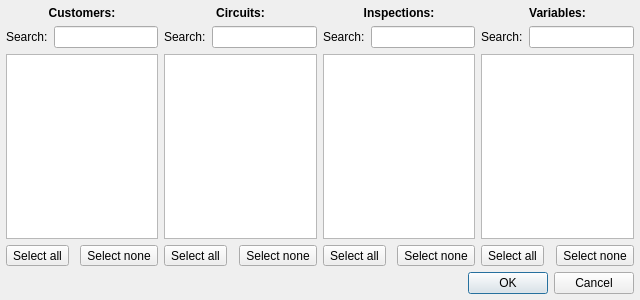
Before: the Qt Designer form import_dialogue.ui in szchkt/leaklog, drawn with Qt 5.
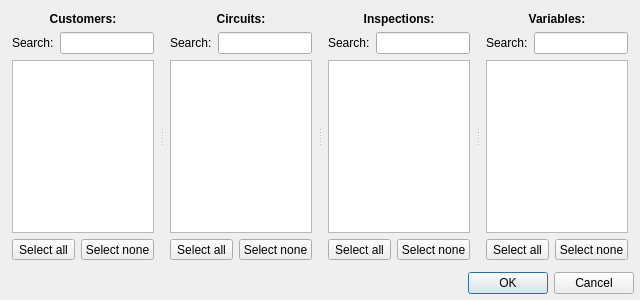
After: the same form once the commit is applied. Icons and pictures are not drawn. Custom widgets are drawn as their Qt base class.

Commit message: moved global functions to global.cpp and global.h, fixed exportData(), finished importData(), viewLevelUp(), viewLevelDown(), improved MTRecord::update()

Diff of the .ui file:
```diff
--- a/import_dialogue.ui
+++ b/import_dialogue.ui
@@ -23,6 +23,13 @@
    <iconset resource="resources.qrc" >
     <normaloff>:/images/images/import.png</normaloff>:/images/images/import.png</iconset>
   </property>
+  <layout class="QVBoxLayout" name="verticalLayout" >
+   <item>
+    <widget class="QSplitter" name="splitter" >
+     <property name="orientation" >
+      <enum>Qt::Horizontal</enum>
+     </property>
+     <widget class="QWidget" name="layoutWidget" >
   <layout class="QGridLayout" name="gridLayout" >
    <item row="0" column="0" colspan="3" >
     <widget class="QLabel" name="id_lbl_customers" >
@@ -40,56 +47,14 @@
      </property>
     </widget>
    </item>
-   <item row="0" column="3" colspan="3" >
-    <widget class="QLabel" name="id_lbl_circuits" >
-     <property name="font" >
-      <font>
-       <weight>75</weight>
-       <bold>true</bold>
-      </font>
-     </property>
-     <property name="text" >
-      <string>Circuits:</string>
-     </property>
-     <property name="alignment" >
-      <set>Qt::AlignCenter</set>
-     </property>
-    </widget>
-   </item>
-   <item row="0" column="6" colspan="3" >
-    <widget class="QLabel" name="id_lbl_inspections" >
-     <property name="font" >
-      <font>
-       <weight>75</weight>
-       <bold>true</bold>
-      </font>
-     </property>
-     <property name="text" >
-      <string>Inspections:</string>
-     </property>
-     <property name="alignment" >
-      <set>Qt::AlignCenter</set>
-     </property>
-    </widget>
-   </item>
-   <item row="0" column="9" colspan="3" >
-    <widget class="QLabel" name="id_lbl_variables" >
-     <property name="font" >
-      <font>
-       <weight>75</weight>
-       <bold>true</bold>
-      </font>
-     </property>
-     <property name="text" >
-      <string>Variables:</string>
-     </property>
-     <property name="alignment" >
-      <set>Qt::AlignCenter</set>
-     </property>
-    </widget>
-   </item>
    <item row="1" column="0" >
     <widget class="QLabel" name="id_lbl_search_customers" >
+         <property name="sizePolicy" >
+          <sizepolicy vsizetype="Preferred" hsizetype="Fixed" >
+           <horstretch>0</horstretch>
+           <verstretch>0</verstretch>
+          </sizepolicy>
+         </property>
      <property name="text" >
       <string>Search:</string>
      </property>
@@ -98,36 +63,6 @@
    <item row="1" column="1" colspan="2" >
     <widget class="ExtendedLineEdit" name="id_le_search_customers" />
    </item>
-   <item row="1" column="3" >
-    <widget class="QLabel" name="id_lbl_search_circuits" >
-     <property name="text" >
-      <string>Search:</string>
-     </property>
-    </widget>
-   </item>
-   <item row="1" column="4" colspan="2" >
-    <widget class="ExtendedLineEdit" name="id_le_search_circuits" />
-   </item>
-   <item row="1" column="6" >
-    <widget class="QLabel" name="id_lbl_search_inspections" >
-     <property name="text" >
-      <string>Search:</string>
-     </property>
-    </widget>
-   </item>
-   <item row="1" column="7" colspan="2" >
-    <widget class="ExtendedLineEdit" name="id_le_search_inspections" />
-   </item>
-   <item row="1" column="9" >
-    <widget class="QLabel" name="id_lbl_search_variables" >
-     <property name="text" >
-      <string>Search:</string>
-     </property>
-    </widget>
-   </item>
-   <item row="1" column="10" colspan="2" >
-    <widget class="ExtendedLineEdit" name="id_le_search_variables" />
-   </item>
    <item row="2" column="0" colspan="3" >
     <widget class="MTListWidget" name="id_lw_customers" >
      <property name="sortingEnabled" >
@@ -135,27 +70,6 @@
      </property>
     </widget>
    </item>
-   <item row="2" column="3" colspan="3" >
-    <widget class="MTListWidget" name="id_lw_circuits" >
-     <property name="sortingEnabled" >
-      <bool>true</bool>
-     </property>
-    </widget>
-   </item>
-   <item row="2" column="6" colspan="3" >
-    <widget class="MTListWidget" name="id_lw_inspections" >
-     <property name="sortingEnabled" >
-      <bool>true</bool>
-     </property>
-    </widget>
-   </item>
-   <item row="2" column="9" colspan="3" >
-    <widget class="MTListWidget" name="id_lw_variables" >
-     <property name="sortingEnabled" >
-      <bool>true</bool>
-     </property>
-    </widget>
-   </item>
    <item row="3" column="0" colspan="2" >
     <widget class="QToolButton" name="id_tbtn_customers_selectall" >
      <property name="text" >
@@ -170,49 +84,182 @@
      </property>
     </widget>
    </item>
-   <item row="3" column="3" colspan="2" >
+      </layout>
+     </widget>
+     <widget class="QWidget" name="layoutWidget" >
+      <layout class="QGridLayout" name="gridLayout_2" >
+       <item row="0" column="0" colspan="3" >
+        <widget class="QLabel" name="id_lbl_circuits" >
+         <property name="font" >
+          <font>
+           <weight>75</weight>
+           <bold>true</bold>
+          </font>
+         </property>
+         <property name="text" >
+          <string>Circuits:</string>
+         </property>
+         <property name="alignment" >
+          <set>Qt::AlignCenter</set>
+         </property>
+        </widget>
+       </item>
+       <item row="1" column="0" >
+        <widget class="QLabel" name="id_lbl_search_circuits" >
+         <property name="sizePolicy" >
+          <sizepolicy vsizetype="Preferred" hsizetype="Fixed" >
+           <horstretch>0</horstretch>
+           <verstretch>0</verstretch>
+          </sizepolicy>
+         </property>
+         <property name="text" >
+          <string>Search:</string>
+         </property>
+        </widget>
+       </item>
+       <item row="1" column="1" colspan="2" >
+        <widget class="ExtendedLineEdit" name="id_le_search_circuits" />
+       </item>
+       <item row="2" column="0" colspan="3" >
+        <widget class="MTListWidget" name="id_lw_circuits" >
+         <property name="sortingEnabled" >
+          <bool>true</bool>
+         </property>
+        </widget>
+       </item>
+       <item row="3" column="0" colspan="2" >
     <widget class="QToolButton" name="id_tbtn_circuits_selectall" >
      <property name="text" >
       <string>Select all</string>
      </property>
     </widget>
    </item>
-   <item row="3" column="5" >
+       <item row="3" column="2" >
     <widget class="QToolButton" name="id_tbtn_circuits_selectnone" >
      <property name="text" >
       <string>Select none</string>
      </property>
     </widget>
    </item>
-   <item row="3" column="6" colspan="2" >
+      </layout>
+     </widget>
+     <widget class="QWidget" name="layoutWidget" >
+      <layout class="QGridLayout" name="gridLayout_3" >
+       <item row="0" column="0" colspan="3" >
+        <widget class="QLabel" name="id_lbl_inspections" >
+         <property name="font" >
+          <font>
+           <weight>75</weight>
+           <bold>true</bold>
+          </font>
+         </property>
+         <property name="text" >
+          <string>Inspections:</string>
+         </property>
+         <property name="alignment" >
+          <set>Qt::AlignCenter</set>
+         </property>
+        </widget>
+       </item>
+       <item row="1" column="0" >
+        <widget class="QLabel" name="id_lbl_search_inspections" >
+         <property name="sizePolicy" >
+          <sizepolicy vsizetype="Preferred" hsizetype="Fixed" >
+           <horstretch>0</horstretch>
+           <verstretch>0</verstretch>
+          </sizepolicy>
+         </property>
+         <property name="text" >
+          <string>Search:</string>
+         </property>
+        </widget>
+       </item>
+       <item row="1" column="1" colspan="2" >
+        <widget class="ExtendedLineEdit" name="id_le_search_inspections" />
+       </item>
+       <item row="2" column="0" colspan="3" >
+        <widget class="MTListWidget" name="id_lw_inspections" >
+         <property name="sortingEnabled" >
+          <bool>true</bool>
+         </property>
+        </widget>
+       </item>
+       <item row="3" column="0" colspan="2" >
     <widget class="QToolButton" name="id_tbtn_inspections_selectall" >
      <property name="text" >
       <string>Select all</string>
      </property>
     </widget>
    </item>
-   <item row="3" column="8" >
+       <item row="3" column="2" >
     <widget class="QToolButton" name="id_tbtn_inspections_selectnone" >
      <property name="text" >
       <string>Select none</string>
      </property>
     </widget>
    </item>
-   <item row="3" column="9" colspan="2" >
+      </layout>
+     </widget>
+     <widget class="QWidget" name="layoutWidget" >
+      <layout class="QGridLayout" name="gridLayout_4" >
+       <item row="0" column="0" colspan="3" >
+        <widget class="QLabel" name="id_lbl_variables" >
+         <property name="font" >
+          <font>
+           <weight>75</weight>
+           <bold>true</bold>
+          </font>
+         </property>
+         <property name="text" >
+          <string>Variables:</string>
+         </property>
+         <property name="alignment" >
+          <set>Qt::AlignCenter</set>
+         </property>
+        </widget>
+       </item>
+       <item row="1" column="0" >
+        <widget class="QLabel" name="id_lbl_search_variables" >
+         <property name="sizePolicy" >
+          <sizepolicy vsizetype="Preferred" hsizetype="Fixed" >
+           <horstretch>0</horstretch>
+           <verstretch>0</verstretch>
+          </sizepolicy>
+         </property>
+         <property name="text" >
+          <string>Search:</string>
+         </property>
+        </widget>
+       </item>
+       <item row="1" column="1" colspan="2" >
+        <widget class="ExtendedLineEdit" name="id_le_search_variables" />
+       </item>
+       <item row="2" column="0" colspan="3" >
+        <widget class="MTListWidget" name="id_lw_variables" >
+         <property name="sortingEnabled" >
+          <bool>true</bool>
+         </property>
+        </widget>
+       </item>
+       <item row="3" column="0" colspan="2" >
     <widget class="QToolButton" name="id_tbtn_variables_selectall" >
      <property name="text" >
       <string>Select all</string>
      </property>
     </widget>
    </item>
-   <item row="3" column="11" >
+       <item row="3" column="2" >
     <widget class="QToolButton" name="id_tbtn_variables_selectnone" >
      <property name="text" >
       <string>Select none</string>
      </property>
     </widget>
    </item>
-   <item row="4" column="0" colspan="12" >
+      </layout>
+     </widget>
+    </widget>
+   </item>
+   <item>
     <widget class="QDialogButtonBox" name="id_bb" >
      <property name="orientation" >
       <enum>Qt::Horizontal</enum>
```
Left out of the diff: 2 changed lines with no effect on the pictures. Lines whose indentation alone changed are shown as unchanged. The commit also changes 13 other files.
